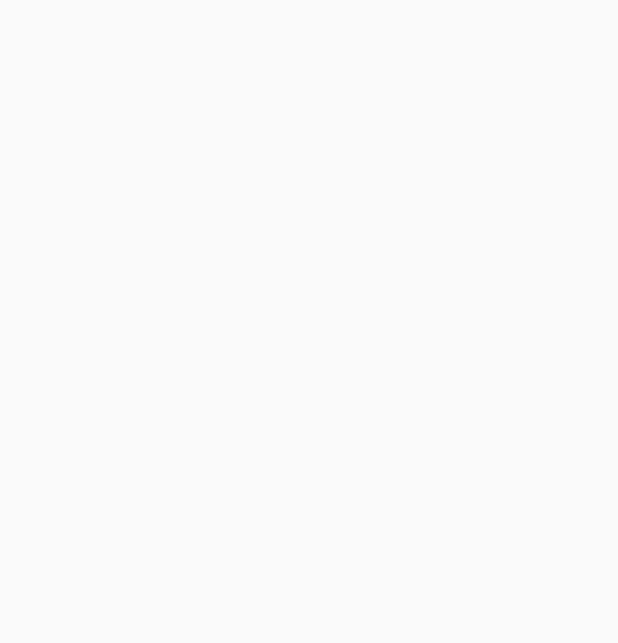
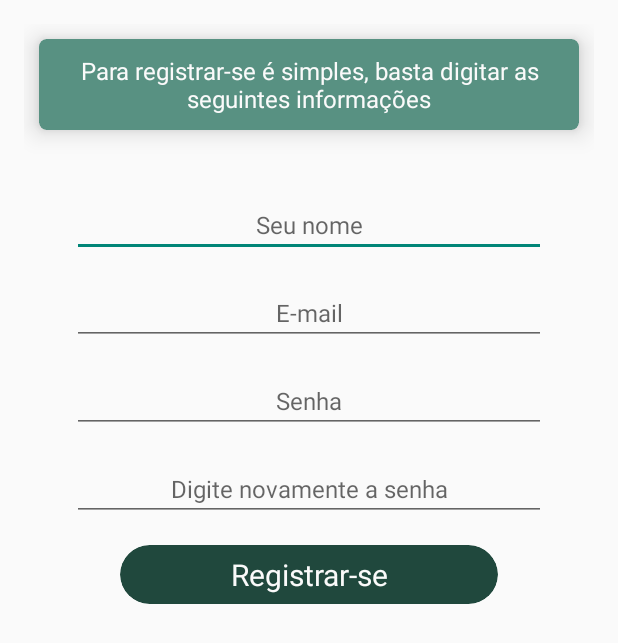
Before and after one commit to H4ad/dr-wise-app, an Android app: the RegisterActivity screen opened directly, with no data from a screen before it, on a phone screen of 412 x 824 dp. Before the commit the part shown is empty. Shown: the top 643 px of the screen. Run offline under Robolectric (Android 15) with nearby library versions, the phone set to English and light mode, and no system bars.

Commit message:
Layout da Register Activity

```diff
--- a/app/build.gradle
+++ b/app/build.gradle
@@ -37,4 +37,5 @@ dependencies {
     implementation 'com.google.code.gson:gson:2.8.2'
     implementation 'io.reactivex.rxjava2:rxjava:2.1.7'
     implementation 'io.reactivex.rxjava2:rxandroid:2.0.1'
+    implementation 'com.android.support:cardview-v7:28.0.0-alpha1'
 }
--- a/app/src/main/res/layout/activity_register.xml
+++ b/app/src/main/res/layout/activity_register.xml
@@ -1,9 +1,92 @@
 <?xml version="1.0" encoding="utf-8"?>
-<android.support.constraint.ConstraintLayout xmlns:android="http://schemas.android.com/apk/res/android"
+<android.support.v7.widget.LinearLayoutCompat xmlns:android="http://schemas.android.com/apk/res/android"
     xmlns:app="http://schemas.android.com/apk/res-auto"
     xmlns:tools="http://schemas.android.com/tools"
     android:layout_width="match_parent"
     android:layout_height="match_parent"
+    android:orientation="vertical"
+    android:padding="16dp"
     tools:context=".RegisterActivity">
 
-</android.support.constraint.ConstraintLayout>
+    <android.support.v7.widget.CardView
+        android:layout_width="match_parent"
+        android:layout_height="wrap_content"
+        android:layout_margin="10dp"
+        app:cardBackgroundColor="@color/color_accent"
+        app:cardCornerRadius="5dp"
+        app:cardElevation="10dp"
+        app:contentPadding="10dp">
+
+        <android.support.v7.widget.AppCompatTextView
+            android:layout_width="match_parent"
+            android:layout_height="wrap_content"
+            android:text="@string/register_text"
+            android:textAlignment="center"
+            android:textSize="16sp"
+            android:textColor="@color/background_light" />
+
+    </android.support.v7.widget.CardView>
+
+    <RelativeLayout
+        android:layout_width="match_parent"
+        android:layout_height="match_parent"
+        android:layout_marginTop="16dp"
+        android:paddingLeft="32dp"
+        android:paddingRight="32dp"
+        android:gravity="top">
+
+        <android.support.v7.widget.AppCompatEditText
+            android:id="@+id/edit_register_name"
+            style="@style/Activity.Register.EditText"
+            android:inputType="textPersonName"
+            android:hint="@string/seu_nome"/>
+
+        <android.support.v7.widget.AppCompatEditText
+            android:id="@+id/edit_register_email"
+            style="@style/Activity.Register.EditText"
+            android:inputType="textEmailAddress"
+            android:layout_below="@id/edit_register_name"
+            android:hint="@string/e_mail"/>
+
+        <android.support.v7.widget.AppCompatEditText
+            android:id="@+id/edit_register_password"
+            style="@style/Activity.Register.EditText"
+            android:inputType="textPassword"
+            android:layout_below="@id/edit_register_email"
+            android:hint="@string/senha"/>
+
+        <android.support.v7.widget.AppCompatEditText
+            android:id="@+id/edit_register_password_confirmation"
+            style="@style/Activity.Register.EditText"
+            android:inputType="textPassword"
+            android:layout_below="@id/edit_register_password"
+            android:hint="@string/digite_novamente_a_senha"/>
+
+        <android.support.v7.widget.CardView
+            android:id="@+id/card_register"
+            android:layout_width="match_parent"
+            android:layout_height="wrap_content"
+            android:layout_marginLeft="32dp"
+            android:layout_marginRight="32dp"
+            android:layout_marginTop="16dp"
+            android:layout_below="@id/edit_register_password_confirmation"
+            app:cardBackgroundColor="@color/color_accent_dark"
+            app:cardElevation="0dp"
+            app:cardCornerRadius="20dp"
+            app:contentPaddingBottom="6dp"
+            app:contentPaddingTop="6dp">
+
+            <android.support.v7.widget.AppCompatTextView
+                android:layout_width="match_parent"
+                android:layout_height="wrap_content"
+                android:layout_gravity="center_vertical"
+                android:text="@string/register"
+                android:textAlignment="center"
+                android:textSize="20sp"
+                android:textColor="@color/background_light" />
+
+        </android.support.v7.widget.CardView>
+
+    </RelativeLayout>
+
+</android.support.v7.widget.LinearLayoutCompat>
--- a/app/src/main/res/values/colors.xml
+++ b/app/src/main/res/values/colors.xml
@@ -5,4 +5,5 @@
     <color name="colorAccent">#FF4081</color>
     <color name="background_light">#FAFAFA</color>
     <color name="color_accent">#589182</color>
+    <color name="color_accent_dark">#20483d</color>
 </resources>
--- a/app/src/main/res/values/strings.xml
+++ b/app/src/main/res/values/strings.xml
@@ -12,4 +12,10 @@
     <string name="error_email_required">É necessário digitar um e-mail antes!</string>
     <string name="error_password_required">É necessário digitar uma senha antes!</string>
     <string name="authenticating">Autenticando...</string>
+    <string name="register_text">Para registrar-se é simples, basta digitar as seguintes informações</string>
+    <string name="e_mail">E-mail</string>
+    <string name="digite_novamente_a_senha">Digite novamente a senha</string>
+    <string name="senha">Senha</string>
+    <string name="seu_nome">Seu nome</string>
+    <string name="register">Registrar-se</string>
 </resources>
--- a/app/src/main/res/values/styles.xml
+++ b/app/src/main/res/values/styles.xml
@@ -1,8 +1,15 @@
-<resources>
+<resources xmlns:tools="http://schemas.android.com/tools">
 
     <!-- Base application theme. -->
     <style name="AppTheme" parent="Theme.AppCompat.Light.NoActionBar">
         <!-- Customize your theme here. -->
     </style>
 
+    <style name="Activity.Register.EditText" parent="Base.V7.Widget.AppCompat.EditText">
+        <item name="android:layout_marginTop">16dp</item>
+        <item name="android:layout_width">match_parent</item>
+        <item name="android:layout_height">wrap_content</item>
+        <item name="android:textSize">16sp</item>
+        <item name="android:textAlignment" tools:targetApi="jelly_bean_mr1">center</item>
+    </style>
 </resources>
```
